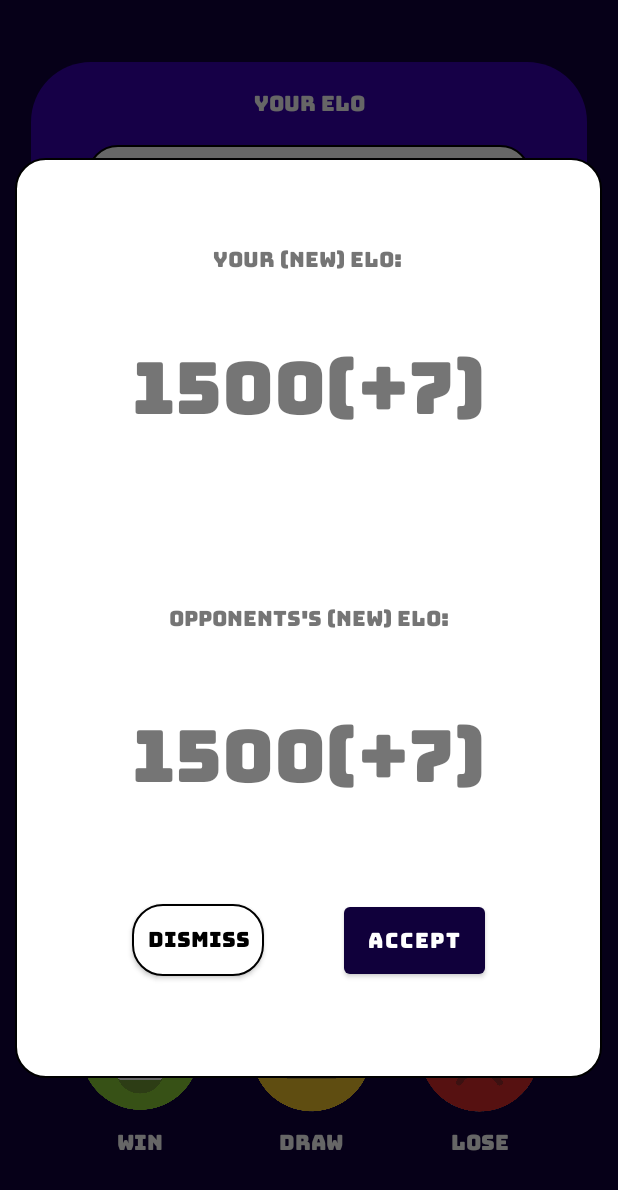
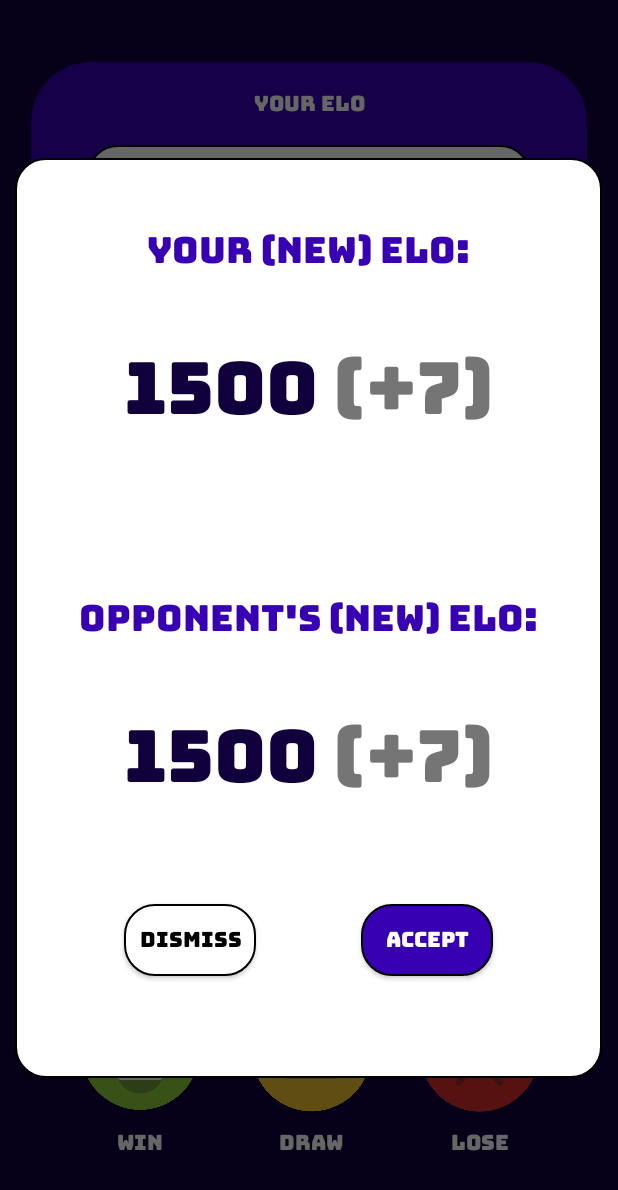
Before and after one commit to seton-develops/EloCheckApp, an Android app: the screen it shows after launch (MainActivity), after a tap on an icon or button, on a phone screen of 412 x 824 dp. Shown: the top 1190 px of the screen. Run offline under Robolectric (Android 15) with nearby library versions, the phone set to English and light mode, and no system bars.

Commit message:
--moved Alert Dialog logic to outside MainActivity.kt

```diff
--- /dev/null
+++ b/app/src/main/java/com/seton_develops/elocalculator/CustomAlertDialog.kt
@@ -0,0 +1,42 @@
+package com.seton_develops.elocalculator
+
+import android.content.Context
+import android.graphics.Color
+import android.graphics.drawable.ColorDrawable
+import android.view.LayoutInflater
+import android.widget.Button
+import androidx.appcompat.app.AlertDialog
+
+
+object CustomAlertDialog {
+
+    //TODO: Add userUpdatedElo, OpponentUpdatedElo, UserUpdatedEloAmount, OpponentUpdatedEloAmount
+    operator fun invoke(context: Context) {
+        val customDialogBuilder = AlertDialog.Builder(context)
+
+        val customLayoutInflater = LayoutInflater.from(context)
+            .inflate(R.layout.activity_updated_elo, null)
+
+        val dialogInstance = customDialogBuilder.setView(customLayoutInflater).create()
+        dialogInstance.show()
+        dialogInstance.window?.setBackgroundDrawable(ColorDrawable(Color.TRANSPARENT))
+
+        var cancelButton: Button = customLayoutInflater.findViewById(R.id.buttonCancel)
+        var acceptButton: Button = customLayoutInflater.findViewById(R.id.buttonAccept)
+
+        cancelButton.setOnClickListener {
+            dialogInstance.dismiss()
+        }
+
+        acceptButton.setOnClickListener {
+            isUpdateEloScores()
+            dialogInstance.dismiss()
+        }
+
+    }
+
+    //TODO: update Elo scores in a repository (probably another singleton)
+    private fun isUpdateEloScores() {
+
+    }
+}
--- a/app/src/main/java/com/seton_develops/elocalculator/MainActivity.kt
+++ b/app/src/main/java/com/seton_develops/elocalculator/MainActivity.kt
@@ -1,20 +1,20 @@
 package com.seton_develops.elocalculator
 
-import android.content.Context
-import android.graphics.Color
-import android.graphics.drawable.ColorDrawable
+
 import androidx.appcompat.app.AppCompatActivity
 import android.os.Bundle
 import android.widget.ArrayAdapter
-import android.widget.Button
 import android.widget.ImageView
 import android.widget.Spinner
-import androidx.appcompat.app.AlertDialog
-import kotlin.math.roundToInt
+
 
 class MainActivity : AppCompatActivity() {
+
+
     private lateinit var spinnerKCoefficients: Spinner
     private lateinit var buttonWin: ImageView
+
+
     override fun onCreate(savedInstanceState: Bundle?) {
         super.onCreate(savedInstanceState)
         setContentView(R.layout.activity_main)
@@ -33,25 +33,8 @@ class MainActivity : AppCompatActivity() {
         buttonWin = findViewById(R.id.buttonWin)
 
         buttonWin.setOnClickListener {
-            val dialog = AlertDialog.Builder(this)
-            val popupView = layoutInflater.inflate(R.layout.activity_updated_elo, null)
-
-            var cancelButton: Button = popupView.findViewById(R.id.buttonCancel)
-
-            val dialogInstance = dialog.setView(popupView).create()
-            dialogInstance.show()
-            dialogInstance.window?.setBackgroundDrawable(ColorDrawable(Color.TRANSPARENT))
-
-
-            cancelButton.setOnClickListener {
-                dialogInstance.dismiss()
-            }
+            //creates an Alert Dialog for this activity to show updated Elo Scores
+            CustomAlertDialog(this)
         }
     }
-
-    fun getScreenDimensions(context: Context): Pair<Int,Int> {
-        val height = context.resources.displayMetrics.heightPixels
-        val width  = context.resources.displayMetrics.widthPixels
-        return Pair(height,width)
-    }
 }
--- /dev/null
+++ b/app/src/main/res/drawable-v24/rounded_corners_3.xml
@@ -0,0 +1,12 @@
+<?xml version="1.0" encoding="utf-8"?>
+<shape xmlns:android="http://schemas.android.com/apk/res/android"
+    android:shape="rectangle">
+    <corners android:radius="20dp" />
+
+    <solid android:color="@color/purple_700" />
+
+
+    <stroke
+        android:width="1dp"
+        android:color="@color/black" />
+</shape>
--- a/app/src/main/res/layout/activity_main.xml
+++ b/app/src/main/res/layout/activity_main.xml
@@ -165,7 +165,7 @@
             android:id="@+id/editTextUserELO"
             android:layout_width="0dp"
             android:layout_height="0dp"
-            android:background="@drawable/etroundedcorners"
+            android:background="@drawable/rounded_corners_1"
             android:ems="10"
             android:gravity="center"
             android:inputType="number"
@@ -179,7 +179,7 @@
             android:id="@+id/editTextTextOpponentELO"
             android:layout_width="0dp"
             android:layout_height="0dp"
-            android:background="@drawable/etroundedcorners2"
+            android:background="@drawable/rounded_corners_2"
             android:ems="10"
             android:gravity="center"
             android:inputType="number"
@@ -410,7 +410,7 @@
         android:id="@+id/linearLayout"
         android:layout_width="0dp"
         android:layout_height="0dp"
-        android:background="@drawable/spinnerroundedcorners"
+        android:background="@drawable/rounded_corners_1"
         android:orientation="horizontal"
         app:layout_constraintBottom_toTopOf="@+id/HORGUIDE4"
 
--- a/app/src/main/res/layout/activity_updated_elo.xml
+++ b/app/src/main/res/layout/activity_updated_elo.xml
@@ -4,7 +4,7 @@
     xmlns:tools="http://schemas.android.com/tools"
     android:layout_width="match_parent"
     android:layout_height="match_parent"
-    android:background="@drawable/etroundedcorners"
+    android:background="@drawable/rounded_corners_1"
     tools:context=".UpdatedEloActivity">
 
     <androidx.constraintlayout.widget.Guideline
@@ -61,7 +61,7 @@
         android:id="@+id/buttonCancel"
         android:layout_width="wrap_content"
         android:layout_height="wrap_content"
-        android:background = "@drawable/etroundedcorners"
+        android:background = "@drawable/rounded_corners_1"
         android:text="Dismiss"
         android:textColor="@color/black"
         app:fontFamily="@font/bungee"
@@ -77,20 +77,24 @@
         android:layout_width="wrap_content"
         android:layout_height="wrap_content"
         android:text="Your (NEW) ELO:"
+        android:textColor="@color/purple_700"
+        android:textSize="24sp"
         app:fontFamily="@font/bungee"
-        app:layout_constraintBottom_toBottomOf="parent"
+        app:layout_constraintBottom_toTopOf="@+id/eloLayoutHORGUIDE2"
         app:layout_constraintEnd_toEndOf="parent"
-        app:layout_constraintHorizontal_bias="0.498"
+        app:layout_constraintHorizontal_bias="0.5"
         app:layout_constraintStart_toStartOf="parent"
-        app:layout_constraintTop_toTopOf="parent"
-        app:layout_constraintVertical_bias="0.086" />
+        app:layout_constraintTop_toTopOf="@+id/eloLayoutHORGUIDE1"
+        app:layout_constraintVertical_bias="0.5" />
 
 
     <TextView
         android:id="@+id/textViewUpdatedOpponentEloLabel"
         android:layout_width="wrap_content"
         android:layout_height="wrap_content"
-        android:text="Opponents's (NEW) ELO:"
+        android:text="Opponent's (NEW) ELO:"
+        android:textSize="24sp"
+        android:textColor="@color/purple_700"
         app:fontFamily="@font/bungee"
         app:layout_constraintBottom_toTopOf="@+id/eloLayoutHORGUIDE5"
         app:layout_constraintEnd_toEndOf="parent"
@@ -98,15 +102,15 @@
         app:layout_constraintTop_toTopOf="@+id/eloLayoutHORGUIDE4"
         app:layout_constraintVertical_bias="0.5" />
 
-    <Button
+    <androidx.appcompat.widget.AppCompatButton
         android:id="@+id/buttonAccept"
         android:layout_width="wrap_content"
         android:layout_height="wrap_content"
         android:text="Accept"
         android:textColor="@color/white"
+        android:background="@drawable/rounded_corners_3"
         app:fontFamily="@font/bungee"
         app:layout_constraintBottom_toBottomOf="@+id/buttonCancel"
-
         app:layout_constraintEnd_toEndOf="@+id/linearLayoutOpponentElo"
         app:layout_constraintHorizontal_bias="1.0"
         app:layout_constraintStart_toStartOf="parent"
@@ -127,6 +131,7 @@
             android:layout_width="wrap_content"
             android:layout_height="wrap_content"
             android:text="1500"
+            android:textColor="@color/dark_purple"
             android:textSize="48sp"
             app:fontFamily="@font/bungee"
             app:layout_constraintBottom_toBottomOf="parent"
@@ -139,7 +144,7 @@
             android:id="@+id/textViewUpdatedUserEloPoints"
             android:layout_width="wrap_content"
             android:layout_height="wrap_content"
-            android:text="(+7)"
+            android:text=" (+7)"
             android:textSize="48sp"
             app:fontFamily="@font/bungee"
             app:layout_constraintBottom_toBottomOf="@+id/textViewUpdatedOpponentElo"
@@ -165,6 +170,7 @@
             android:layout_width="wrap_content"
             android:layout_height="wrap_content"
             android:text="1500"
+            android:textColor="@color/dark_purple"
             android:textSize="48sp"
             app:fontFamily="@font/bungee"
             app:layout_constraintBottom_toBottomOf="parent"
@@ -177,7 +183,7 @@
             android:id="@+id/textViewUpdatedOpponentEloPoints"
             android:layout_width="wrap_content"
             android:layout_height="wrap_content"
-            android:text="(+7)"
+            android:text=" (+7)"
             android:textSize="48sp"
             app:fontFamily="@font/bungee"
             app:layout_constraintBottom_toBottomOf="@+id/textViewUpdatedOpponentElo"
```
Also changed, not shown: app/src/main/res/drawable-v24/rounded_corners_1.xml (renamed from app/src/main/res/drawable-v24/etroundedcorners.xml), app/src/main/res/drawable-v24/rounded_corners_2.xml (renamed from app/src/main/res/drawable-v24/etroundedcorners2.xml), app/src/main/res/drawable/rounded_corners_4.xml (renamed from app/src/main/res/drawable-v24/spinnerroundedcorners.xml).
